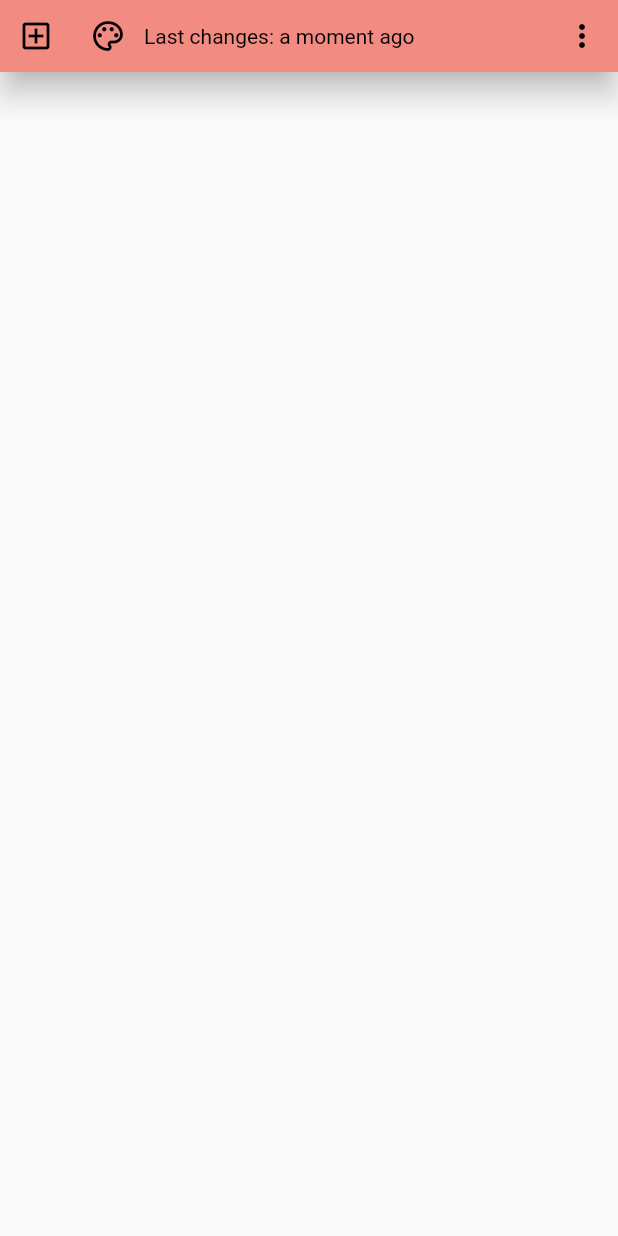
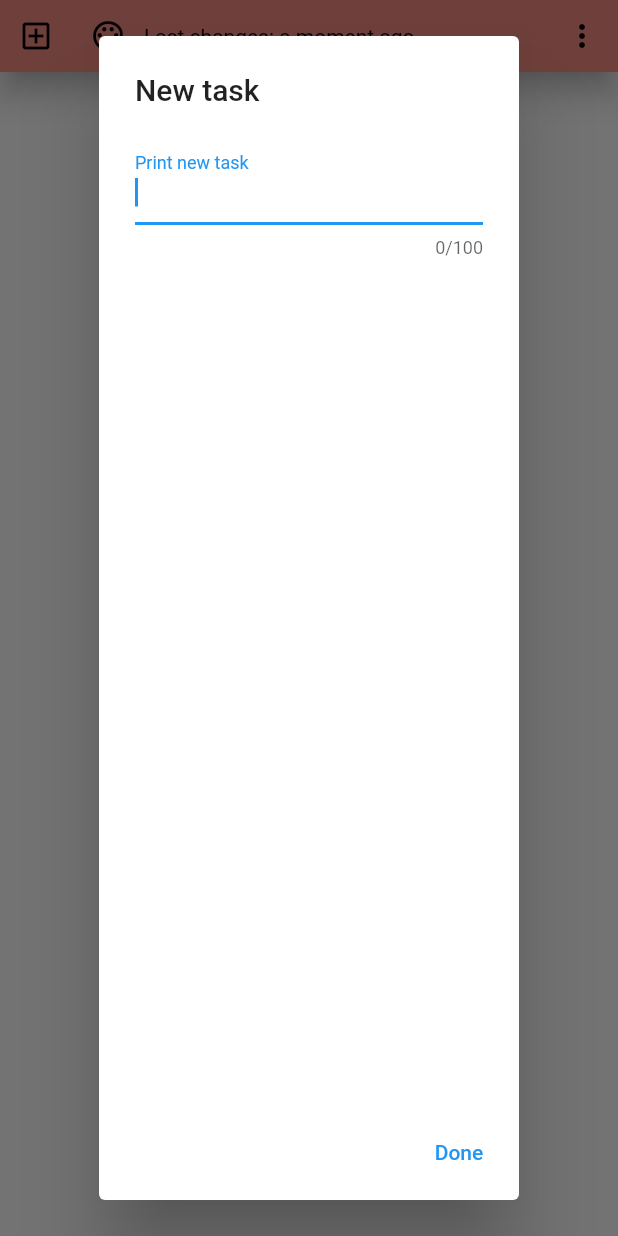
Before and after one commit to DenisManuch/notes_app, a Flutter app: the BottomNavigationBarWidget widget shown alone on an empty page, opened directly, after a tap on the "add box" icon, on a phone screen of 412 x 824 dp. Run offline on Flutter 3.47's test engine with Material 2 defaults, Android fonts, the phone set to English and light mode, and no system bars; our stand-ins replace auto_size_text, shared_preferences, supabase_flutter, timeago; accounts and stored records are empty.

Commit message:
update task,notes

```diff
--- a/lib/core/models/task_model.dart
+++ b/lib/core/models/task_model.dart
@@ -7,7 +7,7 @@ class TaskModel {
   bool check;
 
   ///
-  final String task;
+  String task;
 
   ///
   final int noteId;
@@ -15,19 +15,39 @@ class TaskModel {
   ///
   TaskModel(
     this.id,
-    this.task, this.noteId, {
-    required this.check,
-  });
+    this.task, this.noteId, this.check,);
 
   @override
   String toString() {
-    return 'Todo{id: $id, task: $task, check: $check}';
+    return 'Todo{id: $id, task: $task, check: $check, noteId: $noteId}';
   }
 
   ///
   Map<String, dynamic> toJson() => <String, dynamic>{
         "id": id,
-        "check": check,
+        "check_task": check,
         "task": task,
+        "note_id": noteId,
       };
+///
+      Map<String, dynamic> toMap() {
+    return <String, dynamic>{
+      'id': id,
+      'text': task,
+      'check_task': check,
+      'note_id': noteId,
+    };
+  }
+
+  static dynamic getListMap(List<dynamic> items) {
+    if (items == null) {
+      return null;
+    }
+    final List<Map<String, dynamic>> list = [];
+    for (final element in items) {
+      list.add(element.toMap() as Map<String, dynamic>);
+    }
+
+    return list;
+  }
 }
--- a/lib/core/provider/task_provider.dart
+++ b/lib/core/provider/task_provider.dart
@@ -30,6 +30,7 @@ class TaskProvider extends ChangeNotifier {
   Future<List<TaskModel>> getAllTaskById(NoteModel note) async {
     try {
       noteInfo = note;
+      print(note.id);
       listOfTaskProvider = await _taskService.fetchTaskById(note.id);
       notifyListeners();
 
@@ -56,19 +57,29 @@ class TaskProvider extends ChangeNotifier {
       debugPrint('$e');
     }
   }
-
-  void addNewTaskProvider() {
-    listOfTaskProvider.add(
-      TaskModel(0, 'task', 0, check: false),
-    );
+///
+  void addNewTaskProvider(String taskText) {
+    // listOfTaskProvider.add(
+    //   TaskModel(0, '1', noteInfo.id, false),
+    // );
+    // notifyListeners();
+    _taskService.createTask(taskText, noteInfo.id);
+    notifyListeners();
+    getAllTaskById(noteInfo);
     notifyListeners();
   }
 
   ///
-  Future<void> deleteTask(int taskId, int noteId) async {
+  void upsertTasks() {
+    _taskService.upsertTasks(listOfTaskProvider);
+  }
+
+  ///
+  Future<void> deleteTask(int taskId) async {
     try {
       await _taskService.deleteTask(taskId);
-      listOfTaskProvider = await _taskService.fetchTaskById(noteId);
+      listOfTaskProvider = await _taskService.fetchTaskById(noteInfo.id);
+      notifyListeners();
     } catch (e) {
       debugPrint('$e');
     }
--- a/lib/core/supabase_services/task_service.dart
+++ b/lib/core/supabase_services/task_service.dart
@@ -1,3 +1,5 @@
+import 'dart:convert';
+
 import 'package:flutter/material.dart';
 import 'package:notes_app/core/models/task_model.dart';
 import 'package:supabase_flutter/supabase_flutter.dart';
@@ -20,7 +22,8 @@ class TaskService {
 
       return respons
           .map((dynamic e) => toTask(e as Map<String, dynamic>))
-          .toList()..sort(((a, b) => a.id.compareTo(b.id)));
+          .toList()
+        ..sort(((a, b) => a.id.compareTo(b.id)));
     } catch (e) {
       debugPrint('$e');
 
@@ -49,6 +52,30 @@ class TaskService {
   }
 
   ///
+  Future<void> upsertTasks(List<TaskModel> listOfTasks) async {
+    try {
+      final List listToMap;
+      print(TaskModel.getListMap(listOfTasks));
+      await supabase.from(task).upsert(TaskModel.getListMap(listOfTasks));
+      // final listToMap = listOfTasks
+      //     .map((e) => TaskModel(e.id, e.task, e.noteId, e.check))
+      //     .toList();
+      // for (var i in listOfTasks) {
+
+      //   print();
+      // }
+      // print(listOfTasks.forEach((element) {
+      //   element.id;
+      // }));
+      //listOfTasks.toJson();
+      //print(listToMap);
+      //await supabase.from(task).upsert();
+    } catch (e) {
+      debugPrint('$e');
+    }
+  }
+
+  ///
   Future<void> deleteTask(int taskId) async {
     try {
       await supabase.from(task).delete().eq('id', taskId);
@@ -61,9 +88,9 @@ class TaskService {
   TaskModel toTask(Map<String, dynamic> result) {
     return TaskModel(
       int.parse(result['id'].toString()),
-      check: result['check_task'] as bool,
       result['text'].toString(),
       int.parse(result['note_id'].toString()),
+      result['check_task'] as bool,
     );
   }
 }
--- a/lib/main.dart
+++ b/lib/main.dart
@@ -45,6 +45,7 @@ class Main extends StatelessWidget {
   @override
   Widget build(BuildContext context) {
     return MaterialApp(
+      debugShowCheckedModeBanner: false,
       initialRoute: '/splash',
       routes: {
         '/splash': (context) => const SplashScreen(),
@@ -63,6 +64,7 @@ class Main extends StatelessWidget {
           headline1: TextStyle(
             fontSize: 20,
             fontWeight: FontWeight.bold,
+            color: Colors.black
           ),
           headline2: TextStyle(fontSize: 20, fontWeight: FontWeight.bold),
         ),
--- a/lib/ui/screens/splash_screen.dart
+++ b/lib/ui/screens/splash_screen.dart
@@ -55,7 +55,7 @@ class _ProgressIndicatorWidgetState extends State<ProgressIndicatorWidget> {
         ModalRoute.withName('/login'),
       );
     } else {
-      await context.read<NotesProvider>().getAllNotes();
+      await context.read<NotesProvider>().getAllNotesFromSupabase();
       await Navigator.pushAndRemoveUntil<void>(
         context,
         MaterialPageRoute<void>(
--- a/lib/ui/widgets/bottom_navigation_bar_widget.dart
+++ b/lib/ui/widgets/bottom_navigation_bar_widget.dart
@@ -12,14 +12,87 @@ class BottomNavigationBarWidget extends StatelessWidget {
   ///
   const BottomNavigationBarWidget({super.key});
 
-  void _addNewTask(BuildContext context) {
-    Provider.of<TaskProvider>(context, listen: false).addNewTaskProvider();
-  }
+  // void _addNewTask(BuildContext context) {
+  //   Provider.of<TaskProvider>(context, listen: false).addNewTaskProvider();
+  // }
 
   @override
   Widget build(BuildContext context) {
     final NoteModel _noteInfo =
         Provider.of<TaskProvider>(context, listen: false).noteInfo;
+    final _inputFormTask = GlobalKey<FormState>();
+
+    //   void _checkInputText(String taskStr) {
+    //   if (taskStr.isEmpty) {
+    //     return _showSnackBar('Please, enter some text');
+    //   }
+    //   Services.of(context).notesService.createTask(
+    //         taskStr,
+    //         Provider.of<ProviderData>(context, listen: false).getNoteInfo?.id ??
+    //             0,
+    //       );
+    //   Future.delayed(const Duration(milliseconds: 200), () {
+    //     setState(() {
+    //       debugPrint(''); // crutch
+    //     });
+    //   });
+    //   Navigator.of(context).pop();
+    // }
+    ///
+    void _addNewTask(String task) {
+      Provider.of<TaskProvider>(context, listen: false).addNewTaskProvider(task);
+        Navigator.of(context).pop();
+    }
+
+    Future _inputDialog(BuildContext context) async {
+      String taskStr = '';
+
+
+      return showDialog<void>(
+        context: context,
+        builder: (BuildContext context) {
+          return AlertDialog(
+            title: const Text('New task'),
+            content: Column(
+              children: [
+                Row(
+                  children: <Widget>[
+                    Expanded(
+                      child: TextFormField(
+                        key: _inputFormTask,
+                        maxLines: 2,
+                        minLines: 1,
+                        maxLength: 100,
+                        autofocus: true,
+                        validator: (value) {
+                          if (value == null || value.isEmpty) {
+                            return 'Please enter some text';
+                          }
+
+                          return null;
+                        },
+                        decoration: const InputDecoration(
+                          labelText: 'Print new task',
+                        ),
+                        onChanged: (value) {
+                          taskStr = value.trim();
+                        },
+                      ),
+                    )
+                  ],
+                ),
+              ],
+            ),
+            actions: <Widget>[
+              TextButton(
+                child: const Text('Done'),
+                onPressed: () => _addNewTask(taskStr),
+              ),
+            ],
+          );
+        },
+      );
+    }
 
     return BottomAppBar(
       color: colorPallete[_noteInfo.colorNote],
@@ -30,7 +103,8 @@ class BottomNavigationBarWidget extends StatelessWidget {
           IconButton(
             color: Theme.of(context).secondaryHeaderColor,
             onPressed: () {
-              _addNewTask(context);
+              //_addNewTask(context);
+              _inputDialog(context);
             },
             icon: const Icon(Icons.add_box_outlined),
           ),
@@ -45,7 +119,9 @@ class BottomNavigationBarWidget extends StatelessWidget {
                     height: 150,
                     child: Column(
                       children: [
-                        Expanded(child: CircleWidget(color: _noteInfo.colorNote, circleTap: 0))
+                        Expanded(
+                            child: CircleWidget(
+                                color: _noteInfo.colorNote, circleTap: 0))
                       ],
                     ),
                   );
```
Also changed, not shown: lib/core/provider/notes_provider.dart (+27 -5 lines), lib/core/supabase_services/note_service.dart (+28 -0 lines), lib/ui/screens/add_note_screen.dart (+6 -2 lines), lib/ui/screens/detail_screen.dart (+12 -3 lines), lib/ui/screens/home_screen.dart (+6 -4 lines), lib/ui/widgets/check_box_widget.dart (+37 -3 lines).
